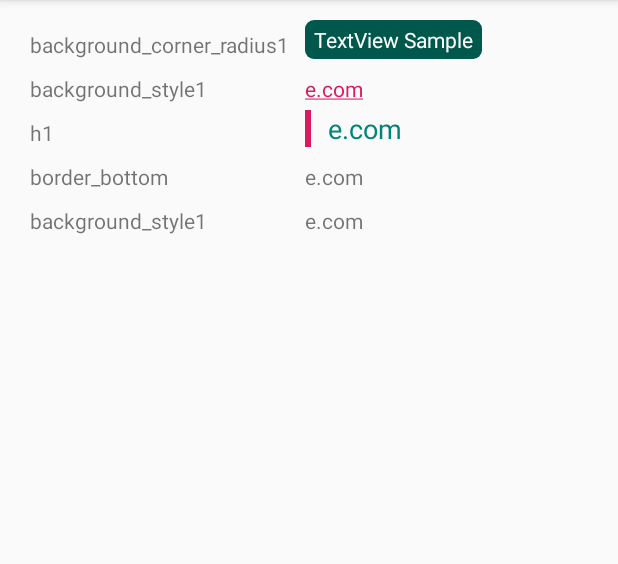
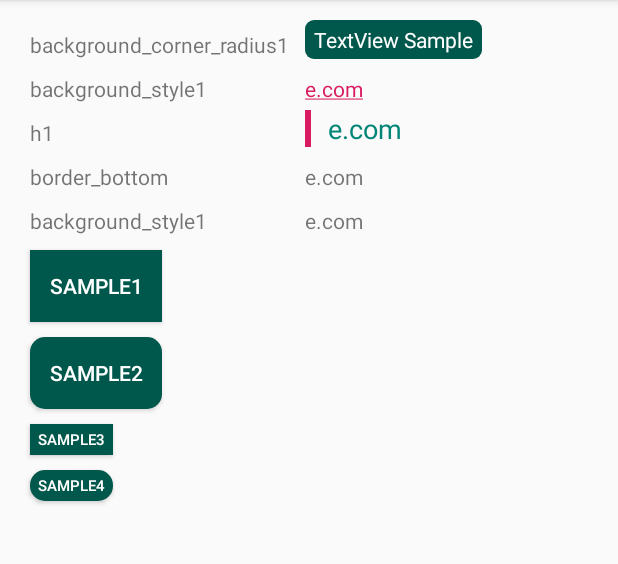
Before and after one commit to hirorock1103/Template_01, an Android app: the ThirdActivity screen opened directly, with no data from a screen before it, on a phone screen of 412 x 824 dp, the part 84-648 px from its top. Run offline under Robolectric (Android 15) with nearby library versions, the phone set to English and light mode, and no system bars.

Commit message:
20190108_2

```diff
--- a/app/src/main/java/com/example/hirorock1103/template_01/ThirdActivity.java
+++ b/app/src/main/java/com/example/hirorock1103/template_01/ThirdActivity.java
@@ -4,8 +4,14 @@ import android.support.v7.app.ActionBar;
 import android.support.v7.app.AppCompatActivity;
 import android.os.Bundle;
 import android.view.MenuItem;
+import android.view.View;
+import android.widget.Button;
+
+import com.example.hirorock1103.template_01.Dialog.DialogSourceView;
 
 public class ThirdActivity extends AppCompatActivity {
+
+    private Button sample;
 
     @Override
     protected void onCreate(Bundle savedInstanceState) {
@@ -16,6 +22,20 @@ public class ThirdActivity extends AppCompatActivity {
         ActionBar actionBar = getSupportActionBar();
         actionBar.setDisplayHomeAsUpEnabled(true);
 
+        sample = findViewById(R.id.sample);
+        sample.setOnClickListener(new View.OnClickListener() {
+            @Override
+            public void onClick(View v) {
+                //oncreate dialog
+                createDialog();
+            }
+        });
+    }
+
+    //
+    public void createDialog(){
+        DialogSourceView dialog = new DialogSourceView();
+        dialog.show(getSupportFragmentManager(), "SourceCodeDialog");
     }
 
     @Override
--- /dev/null
+++ b/app/src/main/res/drawable/btn_bg_selector.xml
@@ -0,0 +1,6 @@
+<?xml version="1.0" encoding="utf-8"?>
+<selector xmlns:android="http://schemas.android.com/apk/res/android">
+    <item android:state_pressed="true" android:drawable="@color/colorPrimary"/>
+    <item android:state_focused="true" android:drawable="@color/colorAccent"/>
+    <item android:drawable="@color/colorPrimaryDark"/>
+</selector>
--- /dev/null
+++ b/app/src/main/res/drawable/btn_radius_selector.xml
@@ -0,0 +1,21 @@
+<?xml version="1.0" encoding="utf-8"?>
+<selector xmlns:android="http://schemas.android.com/apk/res/android">
+
+    <item android:state_pressed="true">
+        <shape android:shape="rectangle">
+
+            <solid android:color="@color/colorAccent" />
+            <corners android:radius="10dp" />
+
+        </shape>
+
+    </item>
+    <item>
+        <shape android:shape="rectangle">
+            <solid android:color="@color/colorPrimaryDark" />
+            <corners android:radius="10dp" />
+        </shape>
+
+    </item>
+
+</selector>
--- a/app/src/main/res/layout/activity_second.xml
+++ b/app/src/main/res/layout/activity_second.xml
@@ -12,7 +12,6 @@
         android:id="@+id/frame"
         >
 
-
     </FrameLayout>
 
 </android.support.constraint.ConstraintLayout>
--- a/app/src/main/res/layout/activity_third.xml
+++ b/app/src/main/res/layout/activity_third.xml
@@ -108,7 +108,46 @@
         app:layout_constraintBottom_toBottomOf="@+id/title5"
         />
 
+    <Button
+        android:layout_width="wrap_content"
+        android:layout_height="wrap_content"
+        android:text="sample1"
+        android:layout_marginTop="10dp"
+        style="@style/bt_style_1"
+        android:id="@+id/sample"
+        app:layout_constraintTop_toBottomOf="@+id/title5"
+        app:layout_constraintLeft_toLeftOf="@+id/title5"/>
 
+
+    <Button
+        android:layout_width="wrap_content"
+        android:layout_height="wrap_content"
+        android:text="sample2"
+        android:layout_marginTop="10dp"
+        android:id="@+id/sample2"
+        style="@style/bt_style_2"
+        app:layout_constraintTop_toBottomOf="@+id/sample"
+        app:layout_constraintLeft_toLeftOf="@+id/title5"/>
+
+    <Button
+        android:layout_width="wrap_content"
+        android:layout_height="wrap_content"
+        android:text="sample3"
+        android:layout_marginTop="10dp"
+        android:id="@+id/sample3"
+        style="@style/bt_style_1_small"
+        app:layout_constraintTop_toBottomOf="@+id/sample2"
+        app:layout_constraintLeft_toLeftOf="@+id/title5"/>
+
+    <Button
+        android:layout_width="wrap_content"
+        android:layout_height="wrap_content"
+        android:text="sample4"
+        android:layout_marginTop="10dp"
+        android:id="@+id/sample4"
+        style="@style/bt_style_2_small"
+        app:layout_constraintTop_toBottomOf="@+id/sample3"
+        app:layout_constraintLeft_toLeftOf="@+id/title5"/>
 
 
 </android.support.constraint.ConstraintLayout>
--- a/app/src/main/res/values/strings.xml
+++ b/app/src/main/res/values/strings.xml
@@ -1,3 +1,4 @@
 <resources>
     <string name="app_name">Template_01</string>
+    <string name="font_size_small">10sp</string>
 </resources>
--- a/app/src/main/res/values/styles.xml
+++ b/app/src/main/res/values/styles.xml
@@ -29,4 +29,34 @@
         <item name="android:background">@drawable/border_bottom_1</item>
     </style>
 
+    <style name="bt_style_1">
+        <item name="android:background">@drawable/btn_bg_selector</item>
+        <item name="android:textColor">#FFF</item>
+    </style>
+    <style name="bt_style_1_small">
+        <item name="android:background">@drawable/btn_bg_selector</item>
+        <item name="android:textColor">#FFF</item>
+        <item name="android:minHeight">0dp</item>
+        <item name="android:minWidth">0dp</item>
+        <item name="android:textSize">@dimen/Small</item>
+        <item name="android:paddingRight">5dp</item>
+        <item name="android:paddingLeft">5dp</item>
+        <item name="android:paddingTop">3dp</item>
+        <item name="android:paddingBottom">3dp</item>
+    </style>
+    <style name="bt_style_2">
+        <item name="android:background">@drawable/btn_radius_selector</item>
+        <item name="android:textColor">#FFF</item>
+    </style>
+    <style name="bt_style_2_small">
+        <item name="android:background">@drawable/btn_radius_selector</item>
+        <item name="android:textColor">#FFF</item>
+        <item name="android:minHeight">0dp</item>
+        <item name="android:minWidth">0dp</item>
+        <item name="android:textSize">@dimen/Small</item>
+        <item name="android:paddingRight">5dp</item>
+        <item name="android:paddingLeft">5dp</item>
+        <item name="android:paddingTop">3dp</item>
+        <item name="android:paddingBottom">3dp</item>
+    </style>
 </resources>
```
Also changed, not shown: app/src/main/java/com/example/hirorock1103/template_01/Dialog/DialogSourceView.java (added, +43 -0 lines), app/src/main/java/com/example/hirorock1103/template_01/ForthActivity.java (+18 -0 lines), app/src/main/java/com/example/hirorock1103/template_01/SecondActivity.java (+0 -10 lines), app/src/main/res/layout/f_source.xml (added, +19 -0 lines), app/src/main/res/values/dimens.xml (added, +8 -0 lines).
